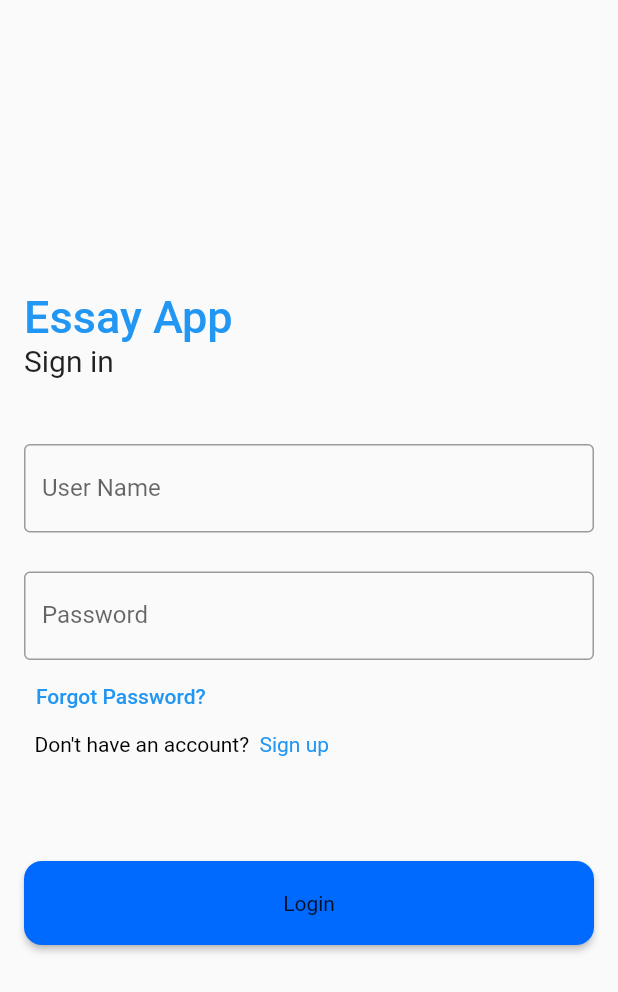
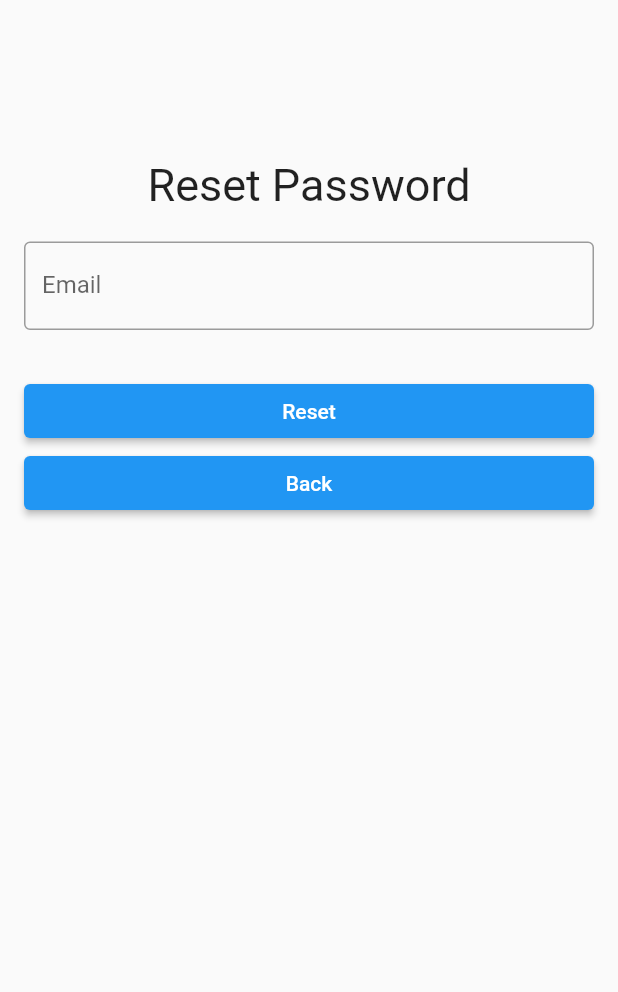
Before and after one commit to andreibasto/Essay-App, a Flutter app: the screen it shows after launch, after a tap on "Forgot Password?", on a phone screen of 412 x 824 dp. Shown: the top 992 px of the screen. Run offline on Flutter 3.47's test engine with Material 2 defaults, Android fonts, the phone set to English and light mode, and no system bars; our stand-ins replace email_validator, firebase_auth, firebase_core; accounts and stored records are empty.

Commit message:
Finished password reset.

```diff
--- /dev/null
+++ b/lib/Reset_password_screen.dart
@@ -0,0 +1,88 @@
+import 'package:email_validator/email_validator.dart';
+import 'package:flutter/material.dart';
+import 'package:essay_app_login/Utils.dart';
+import 'package:firebase_auth/firebase_auth.dart';
+
+
+class Resetpasswordwidget extends StatefulWidget {
+  const Resetpasswordwidget({Key? key}) : super(key: key);
+
+  @override
+  State<Resetpasswordwidget> createState() => _ResetpasswordwidgetState();
+}
+
+class _ResetpasswordwidgetState extends State<Resetpasswordwidget> {
+  final emailController = TextEditingController();
+
+  @override
+  Widget build(BuildContext context) {
+    return Scaffold(
+      body: Padding(
+        padding: EdgeInsets.all(16),
+        child: Column(
+          children: [
+            SizedBox(height: 90,),
+            Text(
+              'Reset Password',
+              style: TextStyle(
+                fontSize: 30,
+              ),
+            ),
+            SizedBox(
+              height: 20,
+            ),
+            TextFormField(
+              controller: emailController,
+              keyboardType: TextInputType.emailAddress,
+              decoration: const InputDecoration(
+                border: OutlineInputBorder(),
+                labelText: 'Email',
+              ),
+              autovalidateMode: AutovalidateMode.onUserInteraction,
+              validator: (email) =>
+              email != null && !EmailValidator.validate(email)
+                  ? 'Enter a valid Email'
+                  :null,
+            ),
+            SizedBox(
+              height: 30,
+            ),
+            SizedBox(
+              width: double.infinity,
+              child: ElevatedButton(
+                onPressed: () {
+                  ResetPassword();
+                },
+                child: Text('Reset'),
+              ),
+            ),
+            SizedBox(
+              width: double.infinity,
+              child: ElevatedButton(
+                  onPressed: () {
+                    Navigator.of(context).pop();
+                  },
+                  child: Text('Back')),
+            )
+
+          ],
+        ),
+      ),
+    );
+
+  }
+
+  Future ResetPassword() async{
+    try {
+      await FirebaseAuth.instance
+          .sendPasswordResetEmail(email: emailController.text.trim());
+
+      print('Password reset email sent');
+      Navigator.of(context).pop();
+    } on FirebaseAuthException catch (e) {
+      print(e);
+
+      Utils.showSnackBar(e.message);    }
+  }
+
+}
--- a/lib/login_widget.dart
+++ b/lib/login_widget.dart
@@ -2,6 +2,7 @@ import 'package:essay_app_login/main.dart';
 import 'package:firebase_auth/firebase_auth.dart';
 import 'package:flutter/gestures.dart';
 import 'package:flutter/material.dart';
+import 'package:essay_app_login/Reset_password_screen.dart';
 
 
 class LoginWidget extends StatefulWidget {
@@ -55,7 +56,7 @@ class _LoginWidgetState extends State<LoginWidget> {
                 keyboardType: TextInputType.emailAddress,
                 decoration: const InputDecoration(
                   border: OutlineInputBorder(),
-                  labelText: 'User Name',
+                  labelText: 'Email',
                 ),
               ) :
               TextField(
@@ -99,13 +100,21 @@ class _LoginWidgetState extends State<LoginWidget> {
                 ),
               ),
           ),
+
+
           TextButton(
             onPressed: () {
               print("too bad");
               //forgot password screen thing
+              Navigator.push(
+                context,
+                MaterialPageRoute(builder: (context) => Resetpasswordwidget()
+                ),
+              );
             },
             child: const Text('Forgot Password?',),
           ),
+
           RichText(
             text: TextSpan(
               style: TextStyle(
```
